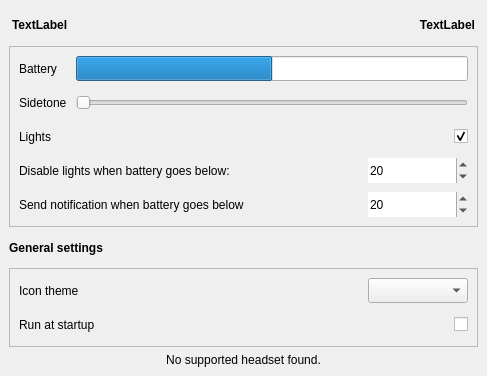
Before: the Qt Designer form src/designer/ui_mainwindow.ui in Odizinne/HeadsetControl-Qt, drawn with Qt 5.
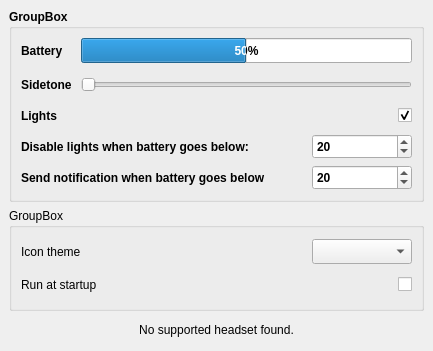
After: the same form once the commit is applied.

Commit message: use qgroupbox instead of frame. removed now useless utils and colorutils]

```diff
--- a/src/designer/ui_mainwindow.ui
+++ b/src/designer/ui_mainwindow.ui
@@ -6,8 +6,8 @@
    <rect>
     <x>0</x>
     <y>0</y>
-    <width>487</width>
-    <height>376</height>
+    <width>433</width>
+    <height>351</height>
    </rect>
   </property>
   <property name="sizePolicy">
@@ -20,7 +20,7 @@
    <string>HeadsetControl-Qt</string>
   </property>
   <widget class="QWidget" name="centralwidget">
-   <layout class="QGridLayout" name="gridLayout_2">
+   <layout class="QGridLayout" name="gridLayout_2" rowstretch="0,0,0">
     <property name="leftMargin">
      <number>9</number>
     </property>
@@ -33,173 +33,17 @@
     <property name="bottomMargin">
      <number>9</number>
     </property>
-    <item row="6" column="0" colspan="2">
-     <widget class="QLabel" name="notFoundLabel">
-      <property name="sizePolicy">
-       <sizepolicy hsizetype="Preferred" vsizetype="Fixed">
-        <horstretch>0</horstretch>
-        <verstretch>0</verstretch>
-       </sizepolicy>
+    <item row="0" column="0">
+     <widget class="QGroupBox" name="deviceGroupBox">
+      <property name="font">
+       <font>
+        <bold>true</bold>
+       </font>
       </property>
-      <property name="text">
-       <string>No supported headset found.</string>
+      <property name="title">
+       <string>GroupBox</string>
       </property>
-      <property name="alignment">
-       <set>Qt::AlignmentFlag::AlignCenter</set>
-      </property>
-     </widget>
-    </item>
-    <item row="5" column="0" colspan="2">
-     <widget class="QFrame" name="settingsFrame">
-      <property name="frameShape">
-       <enum>QFrame::Shape::StyledPanel</enum>
-      </property>
-      <property name="frameShadow">
-       <enum>QFrame::Shadow::Raised</enum>
-      </property>
-      <layout class="QGridLayout" name="gridLayout">
-       <property name="leftMargin">
-        <number>9</number>
-       </property>
-       <property name="topMargin">
-        <number>9</number>
-       </property>
-       <property name="rightMargin">
-        <number>9</number>
-       </property>
-       <property name="bottomMargin">
-        <number>9</number>
-       </property>
-       <property name="spacing">
-        <number>9</number>
-       </property>
-       <item row="0" column="1">
-        <spacer name="horizontalSpacer_2">
-         <property name="orientation">
-          <enum>Qt::Orientation::Horizontal</enum>
-         </property>
-         <property name="sizeHint" stdset="0">
-          <size>
-           <width>40</width>
-           <height>20</height>
-          </size>
-         </property>
-        </spacer>
-       </item>
-       <item row="0" column="2">
-        <widget class="QComboBox" name="themeComboBox">
-         <property name="minimumSize">
-          <size>
-           <width>100</width>
-           <height>25</height>
-          </size>
-         </property>
-        </widget>
-       </item>
-       <item row="0" column="0">
-        <widget class="QLabel" name="label">
-         <property name="minimumSize">
-          <size>
-           <width>0</width>
-           <height>25</height>
-          </size>
-         </property>
-         <property name="text">
-          <string>Icon theme</string>
-         </property>
-        </widget>
-       </item>
-       <item row="1" column="0">
-        <widget class="QLabel" name="startupLabel">
-         <property name="minimumSize">
-          <size>
-           <width>0</width>
-           <height>25</height>
-          </size>
-         </property>
-         <property name="text">
-          <string>Run at startup</string>
-         </property>
-        </widget>
-       </item>
-       <item row="1" column="2">
-        <widget class="QCheckBox" name="startupCheckbox">
-         <property name="minimumSize">
-          <size>
-           <width>0</width>
-           <height>25</height>
-          </size>
-         </property>
-         <property name="layoutDirection">
-          <enum>Qt::LayoutDirection::RightToLeft</enum>
-         </property>
-         <property name="text">
-          <string/>
-         </property>
-        </widget>
-       </item>
-      </layout>
-     </widget>
-    </item>
-    <item row="1" column="0" colspan="2">
-     <widget class="QFrame" name="frame">
-      <property name="frameShape">
-       <enum>QFrame::Shape::StyledPanel</enum>
-      </property>
-      <property name="frameShadow">
-       <enum>QFrame::Shadow::Plain</enum>
-      </property>
-      <layout class="QGridLayout" name="gridLayout_5">
-       <property name="leftMargin">
-        <number>9</number>
-       </property>
-       <property name="topMargin">
-        <number>9</number>
-       </property>
-       <property name="rightMargin">
-        <number>9</number>
-       </property>
-       <property name="bottomMargin">
-        <number>9</number>
-       </property>
-       <property name="spacing">
-        <number>9</number>
-       </property>
-       <item row="1" column="2">
-        <widget class="QCheckBox" name="ledBox">
-         <property name="minimumSize">
-          <size>
-           <width>0</width>
-           <height>25</height>
-          </size>
-         </property>
-         <property name="layoutDirection">
-          <enum>Qt::LayoutDirection::RightToLeft</enum>
-         </property>
-         <property name="text">
-          <string/>
-         </property>
-         <property name="checked">
-          <bool>true</bool>
-         </property>
-         <property name="tristate">
-          <bool>false</bool>
-         </property>
-        </widget>
-       </item>
-       <item row="1" column="0" colspan="2">
-        <widget class="QLabel" name="ledLabel">
-         <property name="minimumSize">
-          <size>
-           <width>0</width>
-           <height>25</height>
-          </size>
-         </property>
-         <property name="text">
-          <string>Lights</string>
-         </property>
-        </widget>
-       </item>
+      <layout class="QGridLayout" name="gridLayout_4">
        <item row="0" column="0" colspan="3">
         <layout class="QGridLayout" name="gridLayout_7">
          <property name="spacing">
@@ -230,7 +74,7 @@
             <number>50</number>
            </property>
            <property name="textVisible">
-            <bool>false</bool>
+            <bool>true</bool>
            </property>
           </widget>
          </item>
@@ -265,6 +109,41 @@
          </item>
         </layout>
        </item>
+       <item row="1" column="0" colspan="2">
+        <widget class="QLabel" name="ledLabel">
+         <property name="minimumSize">
+          <size>
+           <width>0</width>
+           <height>25</height>
+          </size>
+         </property>
+         <property name="text">
+          <string>Lights</string>
+         </property>
+        </widget>
+       </item>
+       <item row="1" column="2">
+        <widget class="QCheckBox" name="ledBox">
+         <property name="minimumSize">
+          <size>
+           <width>0</width>
+           <height>25</height>
+          </size>
+         </property>
+         <property name="layoutDirection">
+          <enum>Qt::LayoutDirection::RightToLeft</enum>
+         </property>
+         <property name="text">
+          <string/>
+         </property>
+         <property name="checked">
+          <bool>true</bool>
+         </property>
+         <property name="tristate">
+          <bool>false</bool>
+         </property>
+        </widget>
+       </item>
        <item row="2" column="0">
         <widget class="QLabel" name="lightBatteryLabel">
          <property name="minimumSize">
@@ -278,6 +157,25 @@
          </property>
         </widget>
        </item>
+       <item row="2" column="1">
+        <spacer name="horizontalSpacer">
+         <property name="minimumSize">
+          <size>
+           <width>0</width>
+           <height>25</height>
+          </size>
+         </property>
+         <property name="orientation">
+          <enum>Qt::Orientation::Horizontal</enum>
+         </property>
+         <property name="sizeHint" stdset="0">
+          <size>
+           <width>40</width>
+           <height>20</height>
+          </size>
+         </property>
+        </spacer>
+       </item>
        <item row="2" column="2">
         <widget class="QSpinBox" name="lightBatterySpinbox">
          <property name="minimumSize">
@@ -287,7 +185,7 @@
           </size>
          </property>
          <property name="frame">
-          <bool>false</bool>
+          <bool>true</bool>
          </property>
          <property name="minimum">
           <number>0</number>
@@ -322,7 +220,7 @@
           </size>
          </property>
          <property name="frame">
-          <bool>false</bool>
+          <bool>true</bool>
          </property>
          <property name="minimum">
           <number>0</number>
@@ -332,8 +230,42 @@
          </property>
         </widget>
        </item>
-       <item row="2" column="1">
-        <spacer name="horizontalSpacer">
+      </layout>
+     </widget>
+    </item>
+    <item row="1" column="0">
+     <widget class="QGroupBox" name="generalGroupBox">
+      <property name="minimumSize">
+       <size>
+        <width>0</width>
+        <height>0</height>
+       </size>
+      </property>
+      <property name="title">
+       <string>GroupBox</string>
+      </property>
+      <layout class="QGridLayout" name="gridLayout_3">
+       <item row="0" column="0">
+        <widget class="QLabel" name="label">
+         <property name="minimumSize">
+          <size>
+           <width>0</width>
+           <height>25</height>
+          </size>
+         </property>
+         <property name="text">
+          <string>Icon theme</string>
+         </property>
+        </widget>
+       </item>
+       <item row="0" column="1">
+        <spacer name="horizontalSpacer_2">
+         <property name="minimumSize">
+          <size>
+           <width>0</width>
+           <height>25</height>
+          </size>
+         </property>
          <property name="orientation">
           <enum>Qt::Orientation::Horizontal</enum>
          </property>
@@ -345,97 +277,67 @@
          </property>
         </spacer>
        </item>
+       <item row="0" column="2">
+        <widget class="QComboBox" name="themeComboBox">
+         <property name="minimumSize">
+          <size>
+           <width>100</width>
+           <height>25</height>
+          </size>
+         </property>
+        </widget>
+       </item>
+       <item row="1" column="0">
+        <widget class="QLabel" name="startupLabel">
+         <property name="minimumSize">
+          <size>
+           <width>0</width>
+           <height>25</height>
+          </size>
+         </property>
+         <property name="text">
+          <string>Run at startup</string>
+         </property>
+        </widget>
+       </item>
+       <item row="1" column="2">
+        <widget class="QCheckBox" name="startupCheckbox">
+         <property name="minimumSize">
+          <size>
+           <width>0</width>
+           <height>25</height>
+          </size>
+         </property>
+         <property name="layoutDirection">
+          <enum>Qt::LayoutDirection::RightToLeft</enum>
+         </property>
+         <property name="text">
+          <string/>
+         </property>
+        </widget>
+       </item>
       </layout>
      </widget>
     </item>
-    <item row="0" column="0" colspan="2">
-     <layout class="QGridLayout" name="gridLayout_3" columnstretch="10,0">
-      <property name="leftMargin">
-       <number>3</number>
-      </property>
-      <property name="topMargin">
-       <number>3</number>
-      </property>
-      <property name="rightMargin">
-       <number>3</number>
-      </property>
-      <property name="bottomMargin">
-       <number>3</number>
-      </property>
-      <item row="0" column="0">
-       <widget class="QLabel" name="deviceLabel">
-        <property name="sizePolicy">
-         <sizepolicy hsizetype="Preferred" vsizetype="Fixed">
-          <horstretch>0</horstretch>
-          <verstretch>0</verstretch>
-         </sizepolicy>
-        </property>
-        <property name="minimumSize">
-         <size>
-          <width>0</width>
-          <height>25</height>
-         </size>
-        </property>
-        <property name="font">
-         <font>
-          <bold>true</bold>
-         </font>
-        </property>
-        <property name="text">
-         <string>TextLabel</string>
-        </property>
-        <property name="alignment">
-         <set>Qt::AlignmentFlag::AlignLeading|Qt::AlignmentFlag::AlignLeft|Qt::AlignmentFlag::AlignVCenter</set>
-        </property>
-       </widget>
-      </item>
-      <item row="0" column="1">
-       <widget class="QLabel" name="statusLabel">
-        <property name="sizePolicy">
-         <sizepolicy hsizetype="Preferred" vsizetype="Fixed">
-          <horstretch>0</horstretch>
-          <verstretch>0</verstretch>
-         </sizepolicy>
-        </property>
-        <property name="minimumSize">
-         <size>
-          <width>0</width>
-          <height>25</height>
-         </size>
-        </property>
-        <property name="font">
-         <font>
-          <bold>true</bold>
-         </font>
-        </property>
-        <property name="layoutDirection">
-         <enum>Qt::LayoutDirection::LeftToRight</enum>
-        </property>
-        <property name="text">
-         <string>TextLabel</string>
-        </property>
-        <property name="alignment">
-         <set>Qt::AlignmentFlag::AlignRight|Qt::AlignmentFlag::AlignTrailing|Qt::AlignmentFlag::AlignVCenter</set>
-        </property>
-       </widget>
-      </item>
-     </layout>
-    </item>
     <item row="2" column="0">
-     <widget class="QLabel" name="settingsLabel">
+     <widget class="QLabel" name="notFoundLabel">
+      <property name="sizePolicy">
+       <sizepolicy hsizetype="Preferred" vsizetype="Fixed">
+        <horstretch>0</horstretch>
+        <verstretch>0</verstretch>
+       </sizepolicy>
+      </property>
       <property name="minimumSize">
        <size>
         <width>0</width>
         <height>25</height>
        </size>
       </property>
-      <property name="font">
-       <font>
-        <bold>true</bold>
-       </font>
-      </property>
       <property name="text">
-       <string>General settings</string>
+       <string>No supported headset found.</string>
+      </property>
+      <property name="alignment">
+       <set>Qt::AlignmentFlag::AlignCenter</set>
       </property>
      </widget>
     </item>
```
The commit also changes 4 other files.
